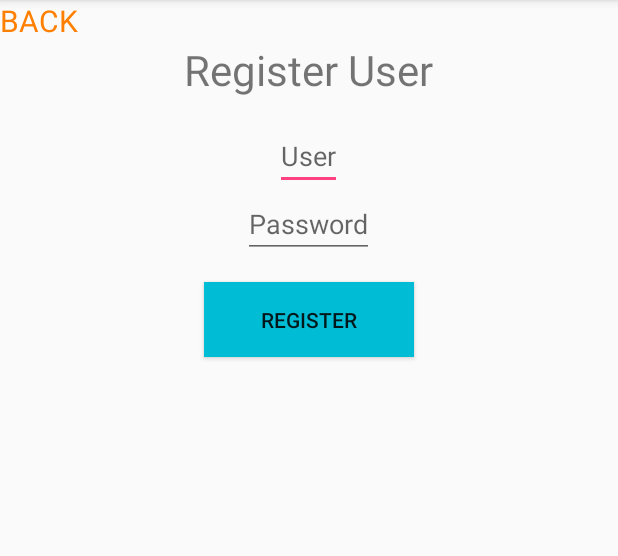
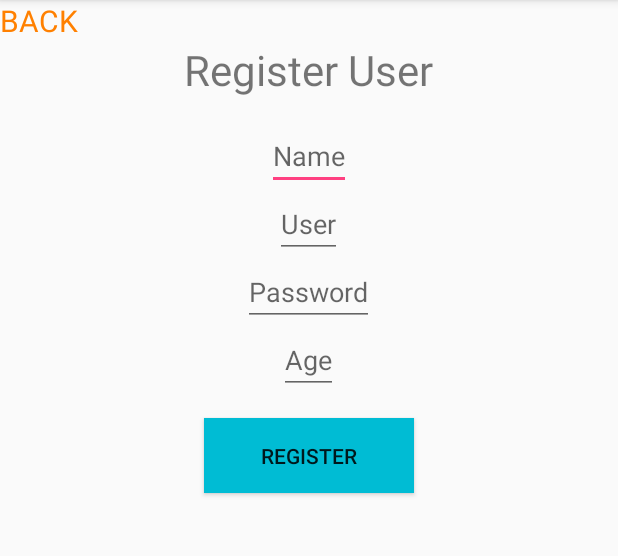
Before and after one commit to bnv86/reclamosBarriales, an Android app: the RegistroActivity screen opened directly, with no data from a screen before it, after a tap on "REGISTER", on a phone screen of 412 x 824 dp, the part 84-640 px from its top. Run offline under Robolectric (Android 15) with nearby library versions, the phone set to English and light mode, and no system bars; our stand-ins replace Volley; network calls fail; 1 statement that could not run was skipped.

Commit message:
finalmente funciona el registro y login lo que sigue es acomodar el fragment_subir.xml y añadir alguna funcionalidad +

```diff
--- a/app/src/main/java/com/example/bruno/debarrio/PedidoDeRegistro.java
+++ b/app/src/main/java/com/example/bruno/debarrio/PedidoDeRegistro.java
@@ -18,11 +18,13 @@ public class PedidoDeRegistro extends StringRequest {
 
     private static final String REGISTER_REQUEST_URL="http://192.168.1.38/deBarrio/Register.php";
     private Map<String, String> params;
-    public PedidoDeRegistro (String username, String password, Response.Listener<String> listener) { //String idUsuario
+    public PedidoDeRegistro (String name, String username, int age, String password, Response.Listener<String> listener) { //String idUsuario
         super(Method.POST, REGISTER_REQUEST_URL, listener, null);
         params = new HashMap<>();
         //parametros.put("id_usuario", idUsuario);
+        params.put("name", name);
         params.put("username", username);
+        params.put("age", age+"");
         params.put("password", password);
     }
     @Override
--- a/app/src/main/java/com/example/bruno/debarrio/RegistroActivity.java
+++ b/app/src/main/java/com/example/bruno/debarrio/RegistroActivity.java
@@ -20,7 +20,8 @@ import org.json.JSONObject;
 public class RegistroActivity extends AppCompatActivity implements View.OnClickListener {
 
     TextView textview_regresar;
-    EditText editUsuario, editPassword;
+    //EditText editUsuario, editPassword;
+    EditText editNombre, editUsuario, editPassword, editEdad;
     Button botonRegistrar;
 
     @Override
@@ -37,8 +38,10 @@ public class RegistroActivity extends AppCompatActivity implements View.OnClickL
                 //RegistroActivity.this.startActivity(intentRegistro);
             }
         });
+        editNombre = findViewById(R.id.edit_nombre_registro);
         editUsuario = findViewById(R.id.edit_usuario_registro);
         editPassword = findViewById(R.id.edit_password_registro);
+        editEdad = findViewById(R.id.edit_edad_registro);
         botonRegistrar = findViewById(R.id.boton_registrar_registro);
         botonRegistrar.setOnClickListener(this);
         /*botonRegistrar.setOnClickListener(new View.OnClickListener() {
@@ -78,8 +81,10 @@ public class RegistroActivity extends AppCompatActivity implements View.OnClickL
     @Override
     public void onClick (View view){
             //final String idUsuario
-            final String nombreUsuario = editUsuario.getText().toString();
+            final String name = editUsuario.getText().toString();
+            final String userName = editUsuario.getText().toString();
             final String password = editPassword.getText().toString();
+            final int age = Integer.parseInt(editEdad.getText().toString());
 
             Response.Listener<String> responseListener = new Response.Listener<String>() {
                 @Override
@@ -100,7 +105,7 @@ public class RegistroActivity extends AppCompatActivity implements View.OnClickL
                     }
                 }
             };
-            PedidoDeRegistro pedido = new PedidoDeRegistro(nombreUsuario, password, responseListener);
+            PedidoDeRegistro pedido = new PedidoDeRegistro(name, userName, age, password, responseListener);
             RequestQueue queue = Volley.newRequestQueue(RegistroActivity.this);
             queue.add(pedido);
         }
--- a/app/src/main/res/layout/activity_registro.xml
+++ b/app/src/main/res/layout/activity_registro.xml
@@ -40,7 +40,7 @@
     -->
 
     <EditText
-        android:id="@+id/edit_usuario_registro"
+        android:id="@+id/edit_nombre_registro"
         android:layout_width="wrap_content"
         android:layout_height="wrap_content"
         android:layout_gravity="center"
@@ -49,12 +49,29 @@
         android:layout_marginTop="@dimen/text_margin"/>
 
     <EditText
+        android:id="@+id/edit_usuario_registro"
+        android:layout_width="wrap_content"
+        android:layout_height="wrap_content"
+        android:layout_gravity="center"
+        android:hint="@string/usuario_nombre_user"
+        android:inputType="text"
+        />
+
+    <EditText
         android:id="@+id/edit_password_registro"
         android:layout_width="wrap_content"
         android:layout_height="wrap_content"
         android:layout_gravity="center"
         android:hint="@string/usuario_password"
         android:inputType="textPassword"/>
+
+    <EditText
+        android:id="@+id/edit_edad_registro"
+        android:layout_width="wrap_content"
+        android:layout_height="wrap_content"
+        android:layout_gravity="center"
+        android:hint="@string/usuario_edad"
+        android:inputType="number"/>
 
     <Button
         android:id="@+id/boton_registrar_registro"
--- a/app/src/main/res/values/strings.xml
+++ b/app/src/main/res/values/strings.xml
@@ -27,9 +27,12 @@
     <!-- Strings related to REGISTRAR -->
     <string name="str_regresar">   BACK </string>
     <string name="str_registrar_titulo">Register User</string>
-    <string name="usuario_nombre">User</string>
+    <string name="usuario_nombre">Name</string>
+    <string name="usuario_nombre_user">User</string>
     <string name="usuario_password">Password</string>
+    <string name="usuario_edad">Age</string>
     <string name="button_registrar">REGISTER</string>
 
 
+
 </resources>
```
Also changed, not shown: 4 other files.
